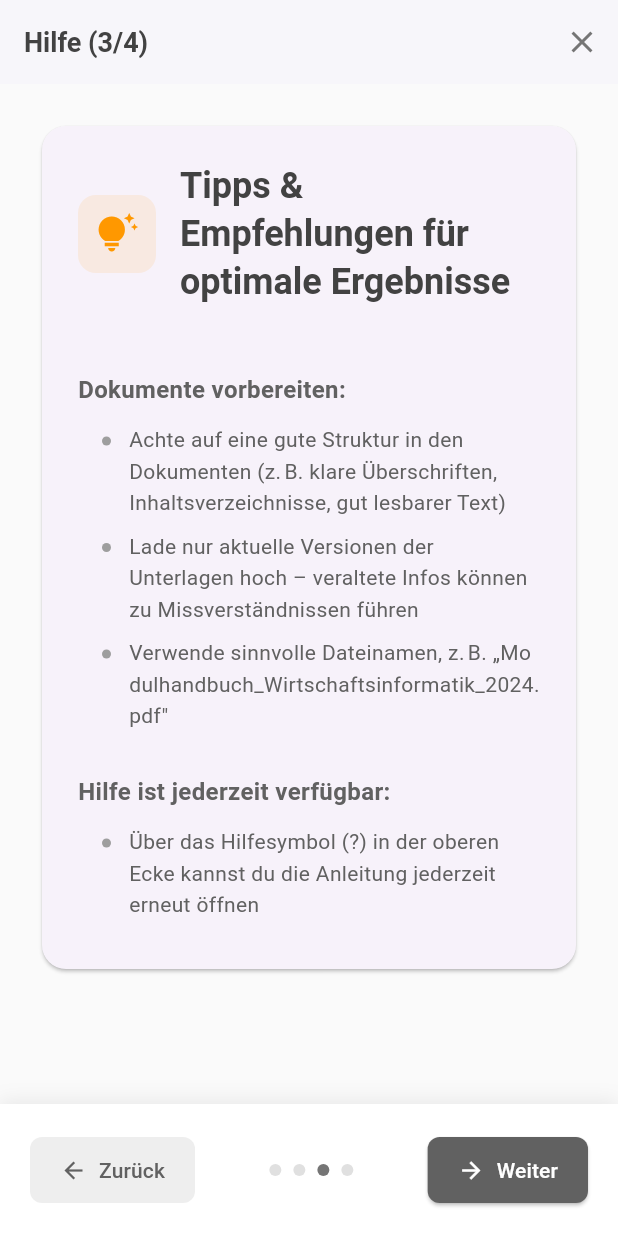
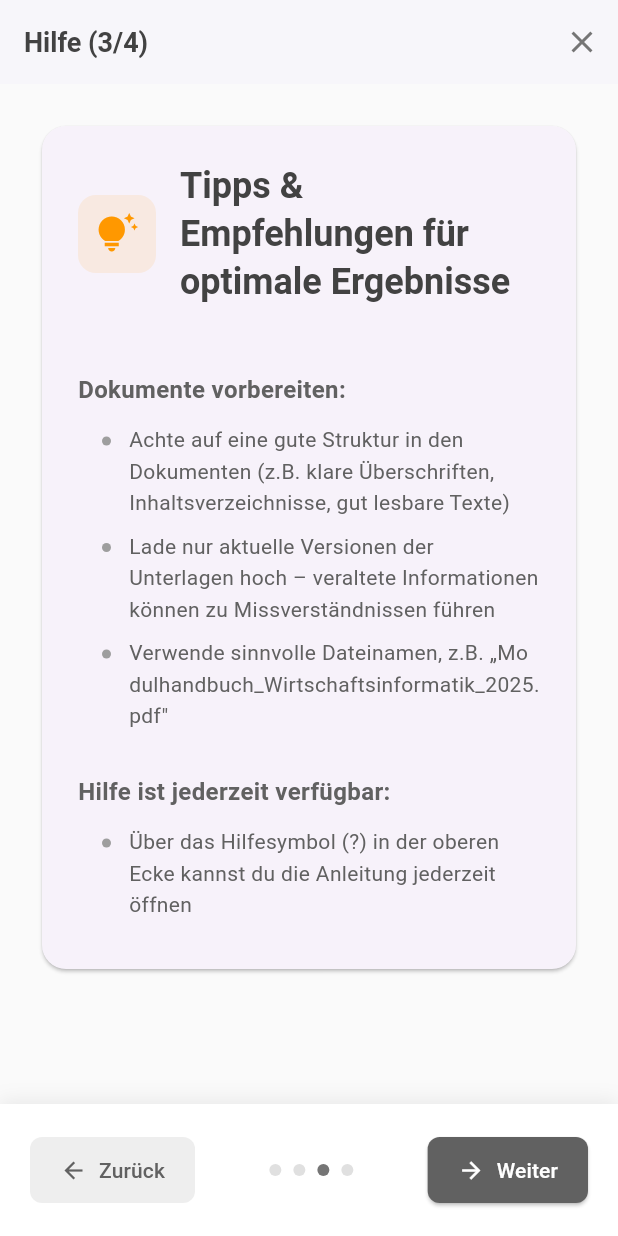
Before and after one commit to jslowik123/flutter_UniBot_upload, a Flutter app: the HelpDialog screen opened directly, swiped to page 3, on a phone screen of 412 x 824 dp. Run offline on Flutter 3.47's test engine with Material 3 defaults, Android fonts, the light colour scheme and no system bars; our stand-ins replace file_picker, firebase_core, firebase_database; accounts and stored records are empty.

Commit message:
Update dependencies in pubspec.lock, fix text in file_screen.dart, adjust help content in help_content.dart for clarity and consistency, and correct import path in file_service.dart.

```diff
--- a/lib/Screens/file_screen.dart
+++ b/lib/Screens/file_screen.dart
@@ -233,7 +233,7 @@ class _FileScreenState extends State<FileScreen> {
           child: Stack(
             children: [
               !_isLoading && _importedFiles.isEmpty && _processingFiles.isEmpty
-                  ? const Center(child: Text('Keine Dateien vorhanden.'))
+                  ? const Center(child: Text('Keine Dateien vorhanden'))
                   : ListView(
                     padding: const EdgeInsets.only(bottom: 120.0),
                     children: [
--- a/lib/Services/file_service.dart
+++ b/lib/Services/file_service.dart
@@ -4,7 +4,7 @@ import 'package:firebase_database/firebase_database.dart';
 import 'package:flutter/foundation.dart' show kIsWeb, debugPrint;
 import 'package:intl/intl.dart';
 import 'dart:convert';
-import '../config/app_config.dart';
+import '../Config/app_config.dart';
 
 class FileService {
   final DatabaseReference _db = FirebaseDatabase.instance.ref().child(
--- a/lib/Widgets/help_content.dart
+++ b/lib/Widgets/help_content.dart
@@ -7,11 +7,11 @@ class HelpContent {
         '• Modulhandbücher',
         '• Studienverlaufspläne',
         '• Prüfungsordnungen',
-        '• Sonstige offizielle Dokumente, die textbasiert sind und im Kontext der Universität relevant sind.',
+        '• Sonstige offizielle Dokumente, die textbasiert sind und im Kontext der Universität relevant sind',
         'Wichtige Hinweise:',
         '• Nur PDF-Dateien werden aktuell unterstützt',
         '• Die Inhalte müssen als Text vorliegen – eingescanntes Bildmaterial oder nicht durchsuchbare PDFs (z. B. reine Scans) funktionieren nicht',
-        '• Allgemeine Infos zu ECTS, Hochschulsystem etc. müssen nicht hochgeladen werden – diese Grundlagen kennt das System bereits',
+        '• Allgemeine Informationen zu ECTS, Hochschulsystem etc. müssen nicht hochgeladen werden – diese Grundlagen kennt das System bereits',
       ],
     },
     {
@@ -25,29 +25,29 @@ class HelpContent {
         'Komplexe, verknüpfte Fragen:',
         '• „Ich studiere X und möchte in Richtung Y – welche Module sind dafür besonders relevant?"',
         '• „Welche Kombination aus Wahlpflichtfächern würde mir helfen, später im Bereich Z zu arbeiten?"',
-        'Der Bot ist also nicht nur reaktiv, sondern kann auch kontextbezogene Empfehlungen geben.',
+        'Der Chatbot ist nicht nur statisch, sondern kann auch kontextbezogene Empfehlungen geben.',
       ],
     },
     {
       'title': 'Tipps & Empfehlungen für optimale Ergebnisse',
       'content': [
         'Dokumente vorbereiten:',
-        '• Achte auf eine gute Struktur in den Dokumenten (z. B. klare Überschriften, Inhaltsverzeichnisse, gut lesbarer Text)',
-        '• Lade nur aktuelle Versionen der Unterlagen hoch – veraltete Infos können zu Missverständnissen führen',
-        '• Verwende sinnvolle Dateinamen, z. B. „Modulhandbuch_Wirtschaftsinformatik_2024.pdf"',
+        '• Achte auf eine gute Struktur in den Dokumenten (z.B. klare Überschriften, Inhaltsverzeichnisse, gut lesbare Texte)',
+        '• Lade nur aktuelle Versionen der Unterlagen hoch – veraltete Informationen können zu Missverständnissen führen',
+        '• Verwende sinnvolle Dateinamen, z.B. „Modulhandbuch_Wirtschaftsinformatik_2025.pdf"',
         'Hilfe ist jederzeit verfügbar:',
-        '• Über das Hilfesymbol (?) in der oberen Ecke kannst du die Anleitung jederzeit erneut öffnen',
+        '• Über das Hilfesymbol (?) in der oberen Ecke kannst du die Anleitung jederzeit öffnen',
       ],
     },
     {
-      'title': 'Häufige Fragen (FAQ)',
+      'title': 'Häufige Fragen',
       'content': [
         'Kann ich mehrere Dokumente gleichzeitig hochladen?',
-        'Ja, du kannst beliebig viele PDFs in ein Projekt hochladen – je mehr relevante Infos, desto besser die Antworten.',
+        'Ja, du kannst beliebig viele PDFs in ein Projekt hochladen – je mehr relevante Informationen, desto besser die Antworten.',
         'Muss ich technische Vorkenntnisse haben?',
-        'Nein. Die App ist so gestaltet, dass sie auch für nicht-technische Nutzer intuitiv bedienbar ist.',
+        'Nein, die App ist so gestaltet, dass sie auch für weniger KI-affine Nutzer intuitiv bedienbar ist.',
         'Was passiert, wenn der Chatbot falsche Antworten gibt?',
-        'KI-Modelle können in seltenen Fällen sogenannte "Halluzinationen" erzeugen. Dank der zugrundeliegenden RAG-Technologie stützt sich der Chatbot aber ausschließlich auf deine Dokumente. Falsche Infos werden so weit wie möglich minimiert.',
+        'KI-Modelle können in seltenen Fällen sogenannte "Halluzinationen" erzeugen. Dank der zugrundeliegenden RAG-Technologie stützt sich der Chatbot aber ausschließlich auf deine Dokumente. Falsche Informationen werden so weit wie möglich minimiert.',
       ],
     },
   ];
```
Also changed, not shown: pubspec.lock.
